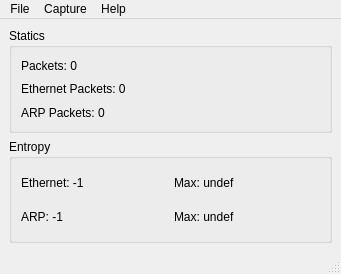
Qt form tp1/herramienta/gui/ui/MainWindow.ui (ikovacs/redes) before a commit.
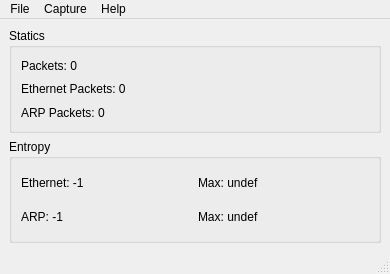
The same form after that commit.

Patch:
```diff
--- a/tp1/herramienta/gui/ui/MainWindow.ui
+++ b/tp1/herramienta/gui/ui/MainWindow.ui
@@ -6,7 +6,7 @@
    <rect>
     <x>0</x>
     <y>0</y>
-    <width>341</width>
+    <width>390</width>
     <height>274</height>
    </rect>
   </property>
@@ -103,7 +103,7 @@
     <rect>
      <x>0</x>
      <y>0</y>
-     <width>341</width>
+     <width>390</width>
      <height>27</height>
     </rect>
    </property>
```
